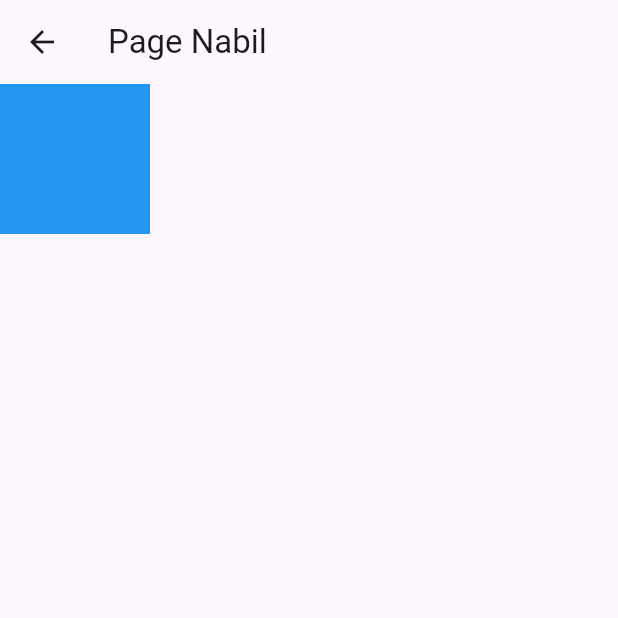
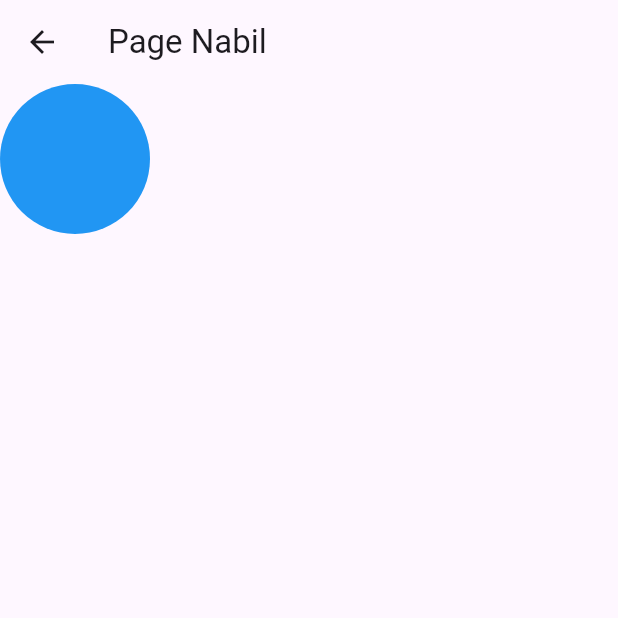
Before and after one commit to fikriymnn/mobile_github_test, a Flutter app: the Nabil screen opened directly, on a phone screen of 412 x 824 dp, the top half of it. Run offline on Flutter 3.47's test engine with Material 3 defaults, Android fonts, the light colour scheme and no system bars.

Commit message:
nambah container

```diff
--- a/lib/Nabil.dart
+++ b/lib/Nabil.dart
@@ -17,7 +17,10 @@ class _NabilState extends State<Nabil> {
       body: Container(
         height: 100,
         width: 100,
-        color: Colors.blue,
+        decoration: BoxDecoration(
+          color: Colors.blue,
+          borderRadius: BorderRadius.circular(50),
+        ),
       ),
     );
   }
```
